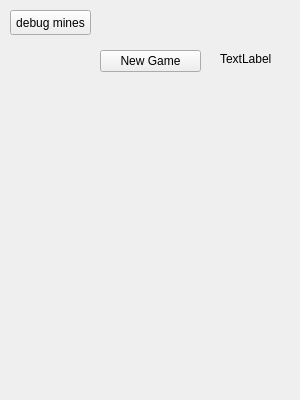
First picture: the form in gamewindow.ui, repository jimmmmothy/Minesweeper, before the edit.
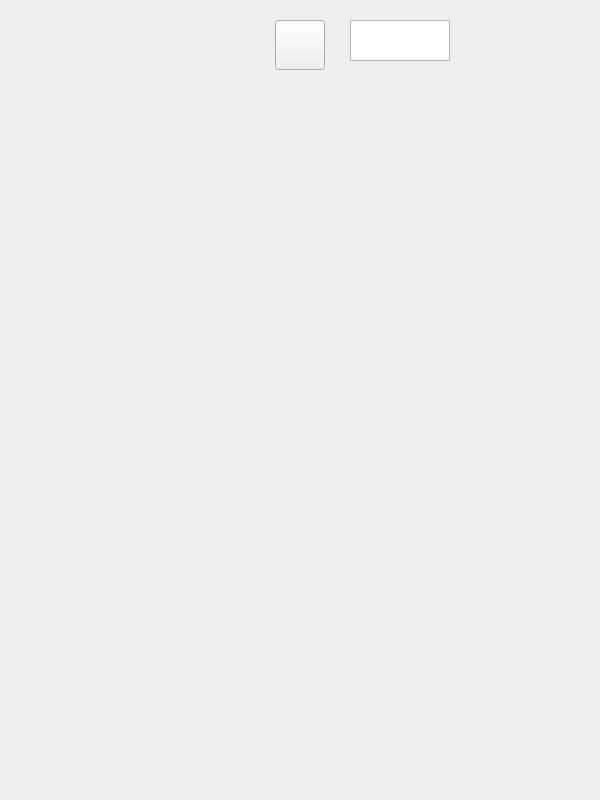
Second picture: the form after the edit. Icons and pictures are not drawn.

Commit message: changed drawing method, added images for new game button and minecount

Diff of the .ui file:
```diff
--- a/gamewindow.ui
+++ b/gamewindow.ui
@@ -6,8 +6,8 @@
    <rect>
     <x>0</x>
     <y>0</y>
-    <width>300</width>
-    <height>400</height>
+    <width>600</width>
+    <height>800</height>
    </rect>
   </property>
   <property name="sizePolicy">
@@ -17,67 +17,61 @@
    </sizepolicy>
   </property>
   <property name="windowTitle">
-   <string>Mysweeper</string>
+   <string>MySweeper</string>
   </property>
   <widget class="QWidget" name="centralwidget">
-   <widget class="QWidget" name="gridLayoutWidget">
+   <layout class="QGridLayout" name="gridLayout_2">
+    <item row="1" column="0">
+     <layout class="QVBoxLayout" name="vLayout">
+      <item>
+       <layout class="QHBoxLayout" name="hLayout"/>
+      </item>
+     </layout>
+    </item>
+   </layout>
+   <widget class="QGraphicsView" name="graphicsView">
     <property name="geometry">
      <rect>
-      <x>20</x>
-      <y>80</y>
-      <width>261</width>
-      <height>271</height>
+      <x>350</x>
+      <y>20</y>
+      <width>100</width>
+      <height>41</height>
      </rect>
     </property>
-    <layout class="QGridLayout" name="field">
-     <property name="sizeConstraint">
-      <enum>QLayout::SizeConstraint::SetFixedSize</enum>
-     </property>
-    </layout>
    </widget>
-   <widget class="QPushButton" name="btnNewGame">
+   <widget class="QPushButton" name="newGameBtn">
     <property name="geometry">
      <rect>
-      <x>100</x>
-      <y>50</y>
-      <width>101</width>
-      <height>22</height>
+      <x>275</x>
+      <y>20</y>
+      <width>50</width>
+      <height>50</height>
      </rect>
     </property>
-    <property name="sizePolicy">
-     <sizepolicy hsizetype="Preferred" vsizetype="Fixed">
-      <horstretch>0</horstretch>
-      <verstretch>0</verstretch>
-     </sizepolicy>
+    <property name="minimumSize">
+     <size>
+      <width>50</width>
+      <height>50</height>
+     </size>
     </property>
-    <property name="text">
-     <string>New Game</string>
+    <property name="maximumSize">
+     <size>
+      <width>50</width>
+      <height>50</height>
+     </size>
     </property>
-   </widget>
-   <widget class="QLabel" name="mineCountLbl">
-    <property name="geometry">
-     <rect>
-      <x>220</x>
-      <y>50</y>
-      <width>54</width>
-      <height>17</height>
-     </rect>
+    <property name="styleSheet">
+     <string notr="true">QPushButton {
+border-image: url(:/textures/textures/faces/smileface.png) 0 0 0 0 stretch stretch;
+}
+
+QPushButton:pressed {
+border-image: url(:/textures/textures/faces/clickface.png) 0 0 0 0 stretch stretch;
+}
+</string>
     </property>
     <property name="text">
-     <string>TextLabel</string>
-    </property>
-   </widget>
-   <widget class="QPushButton" name="btnShowMines">
-    <property name="geometry">
-     <rect>
-      <x>10</x>
-      <y>10</y>
-      <width>81</width>
-      <height>25</height>
-     </rect>
-    </property>
-    <property name="text">
-     <string>debug mines</string>
+     <string/>
     </property>
    </widget>
   </widget>
```
The commit also changes 45 other files.
